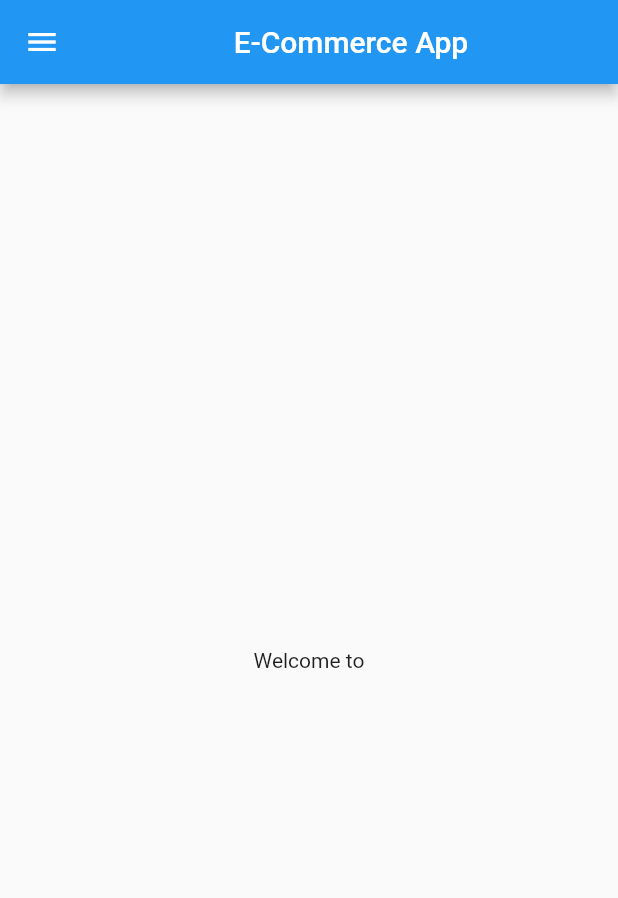
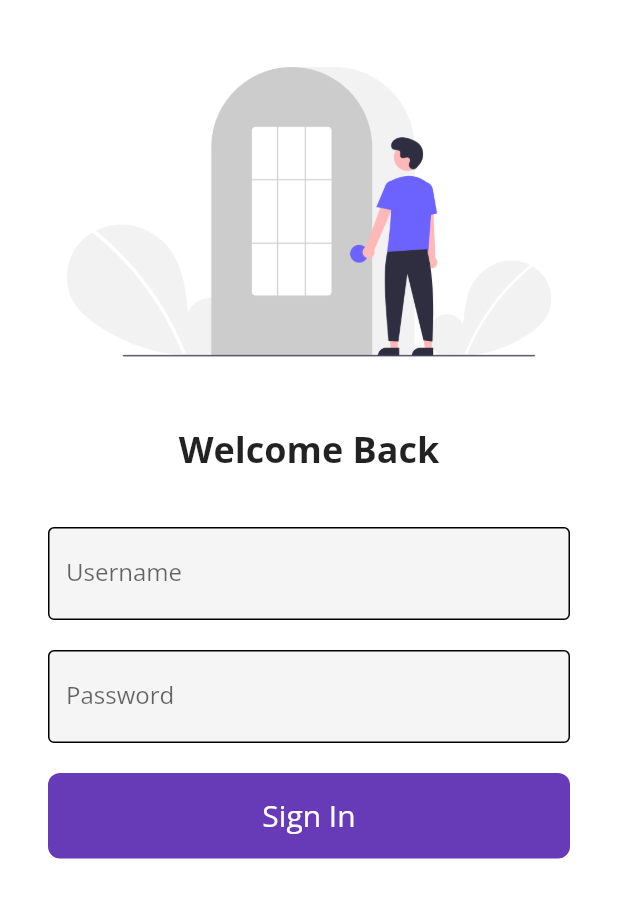
Before and after one commit to DarkLord125/BooksHive, a Flutter app: the screen it shows after launch, on a phone screen of 412 x 824 dp. Shown: the top 898 px of the screen. Run offline on Flutter 3.47's test engine with Material 2 defaults, Android fonts, the phone set to English and light mode, and no system bars; our stand-ins replace google_fonts.

Commit message:
created login page and setup some routes

```diff
--- /dev/null
+++ b/app/lib/components/button.dart
@@ -0,0 +1,25 @@
+import 'package:flutter/material.dart';
+
+class Button extends StatelessWidget {
+  final Function()? onTap;
+
+  const Button({super.key, required this.onTap});
+
+  @override
+  Widget build(BuildContext context) {
+    return GestureDetector(
+      onTap: onTap,
+      child: Container(
+        decoration: BoxDecoration(
+            color: Colors.deepPurple, borderRadius: BorderRadius.circular(8)),
+        padding: EdgeInsets.all(15),
+        child: Center(
+          child: Text(
+            "Sign In",
+            style: TextStyle(color: Colors.white, fontSize: 20),
+          ),
+        ),
+      ),
+    );
+  }
+}
--- a/app/lib/main.dart
+++ b/app/lib/main.dart
@@ -1,18 +1,29 @@
 import 'package:flutter/material.dart';
-import 'home_page.dart';
+import 'screens/home_screen.dart';
+import 'screens/login_screen.dart';
+import 'package:google_fonts/google_fonts.dart';
 
 void main() {
-  runApp(const MyApp());
+  runApp(MyApp());
 }
 
 class MyApp extends StatelessWidget {
-  const MyApp({super.key});
+
 
   // This widget is the root of your application.
   @override
   Widget build(BuildContext context) {
     return MaterialApp(
-      home: Homepage(),
+      debugShowCheckedModeBanner: false,
+      themeMode: ThemeMode.light,
+      theme: ThemeData(
+        primarySwatch: Colors.deepPurple,
+        fontFamily: GoogleFonts.openSans().fontFamily),
+      routes: {
+        "/" : (context) => LoginScreen(),
+        "/home" : (context) => HomeScreen(),
+        "/login" : (context) => LoginScreen(),
+      },
     );
   }
 }
--- a/app/lib/home_page.dart
+++ b/app/lib/screens/home_screen.dart
@@ -1,6 +1,6 @@
 import 'package:flutter/material.dart';
 
-class Homepage extends StatelessWidget {
+class HomeScreen extends StatelessWidget {
   @override
   Widget build(BuildContext context) {
     return Scaffold(
@@ -10,7 +10,7 @@ class Homepage extends StatelessWidget {
       ),
       body: Center(
           child: Container(
-        child: Text("Welcome to"),
+            child: Text("Welcome to"),
       )),
       drawer: Drawer(),
     );
--- /dev/null
+++ b/app/lib/screens/login_screen.dart
@@ -0,0 +1,85 @@
+import 'package:flutter/material.dart';
+import 'package:app/components/button.dart';
+
+class LoginScreen extends StatelessWidget {
+
+  // sign in method
+  void signUserIn(){
+
+  }
+
+  @override
+  Widget build(BuildContext context) {
+    return Material(
+      color: Colors.white,
+      child: Padding(
+        padding: const EdgeInsets.symmetric(vertical: 15.0),
+        child: Column(
+          children: [
+            Image.asset("assets/images/login.png",
+            fit: BoxFit.cover,
+            ),
+            SizedBox(
+              height: 15.0,
+            ),
+            Text(
+              "Welcome Back",
+            style: TextStyle(
+              fontSize: 24,
+              fontWeight: FontWeight.bold,
+              ),
+              ),
+              SizedBox(
+                height: 20.0,
+              ),
+              Padding(
+                padding: const EdgeInsets.symmetric(vertical:16.0, horizontal: 32.0),
+                child: Column(
+                children: [
+                  TextFormField(
+                    decoration: InputDecoration(
+                      enabledBorder: OutlineInputBorder(
+                        borderSide: BorderSide(color: Colors.black)
+                      ),
+                      focusedBorder: OutlineInputBorder(
+                        borderSide: BorderSide(color: Colors.deepPurple)
+                      ),
+                      fillColor: Colors.grey.shade100,
+                      filled: true,
+                    hintText: "Enter Your Username",
+                    labelText: "Username",
+                  ),
+                ),
+                  SizedBox(
+                height: 20.0,
+                  ),
+                  TextFormField(
+                  obscureText: true,
+                  decoration: InputDecoration(
+                    enabledBorder: OutlineInputBorder(
+                        borderSide: BorderSide(color: Colors.black)
+                      ),
+                      focusedBorder: OutlineInputBorder(
+                        borderSide: BorderSide(color: Colors.deepPurple)
+                      ),
+                      fillColor: Colors.grey.shade100,
+                      filled: true,
+                    hintText: "Enter Your Password",
+                    labelText: "Password",
+                  ),
+                ),
+                 SizedBox(
+                height: 20.0,
+                  ),
+                  Button(onTap: signUserIn,
+                  ),  // Custom Button
+                  // ElevatedButton(onPressed: onPressed, child: child)
+                ],),
+              )
+
+          ],
+          ),
+      )
+    );
+  }
+}
```
Also changed, not shown: app/pubspec.yaml (+4 -3 lines), app/assets/images/login.png (added), app/pubspec.lock, 1 other file.
